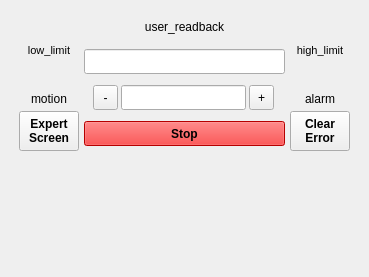
Qt form typhos/ui/widgets/positioner.ui (lbl-camera/typhos) before a commit.
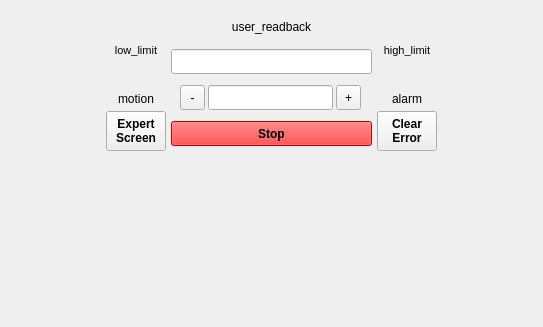
The same form after that commit. Custom widgets are drawn as their Qt base class.

```diff
--- a/typhos/ui/widgets/positioner.ui
+++ b/typhos/ui/widgets/positioner.ui
@@ -6,8 +6,8 @@
    <rect>
     <x>0</x>
     <y>0</y>
-    <width>369</width>
-    <height>277</height>
+    <width>543</width>
+    <height>327</height>
    </rect>
   </property>
   <property name="sizePolicy">
@@ -286,7 +286,6 @@
           </property>
           <property name="font">
            <font>
-            <weight>75</weight>
             <bold>true</bold>
            </font>
           </property>
@@ -485,7 +484,6 @@
           </property>
           <property name="font">
            <font>
-            <weight>75</weight>
             <bold>true</bold>
            </font>
           </property>
@@ -526,9 +524,6 @@
           <property name="alarmSensitiveBorder" stdset="0">
            <bool>false</bool>
           </property>
-          <property name="displayFormat" stdset="0">
-           <enum>PyDMLabel::String</enum>
-          </property>
          </widget>
         </item>
         <item>
@@ -622,9 +617,6 @@
               <blue>50</blue>
              </color>
             </property>
-            <property name="orientation" stdset="0">
-             <enum>Qt::Vertical</enum>
-            </property>
             <property name="showLabels" stdset="0">
              <bool>false</bool>
             </property>
@@ -732,7 +724,6 @@
           </property>
           <property name="font">
            <font>
-            <weight>75</weight>
             <bold>true</bold>
            </font>
           </property>
@@ -755,8 +746,8 @@
           </property>
           <property name="sizeHint" stdset="0">
            <size>
-            <width>20</width>
-            <height>40</height>
+            <width>40</width>
+            <height>20</height>
            </size>
           </property>
          </spacer>
```
Left out of the diff: 52 changed lines with no effect on the pictures.
